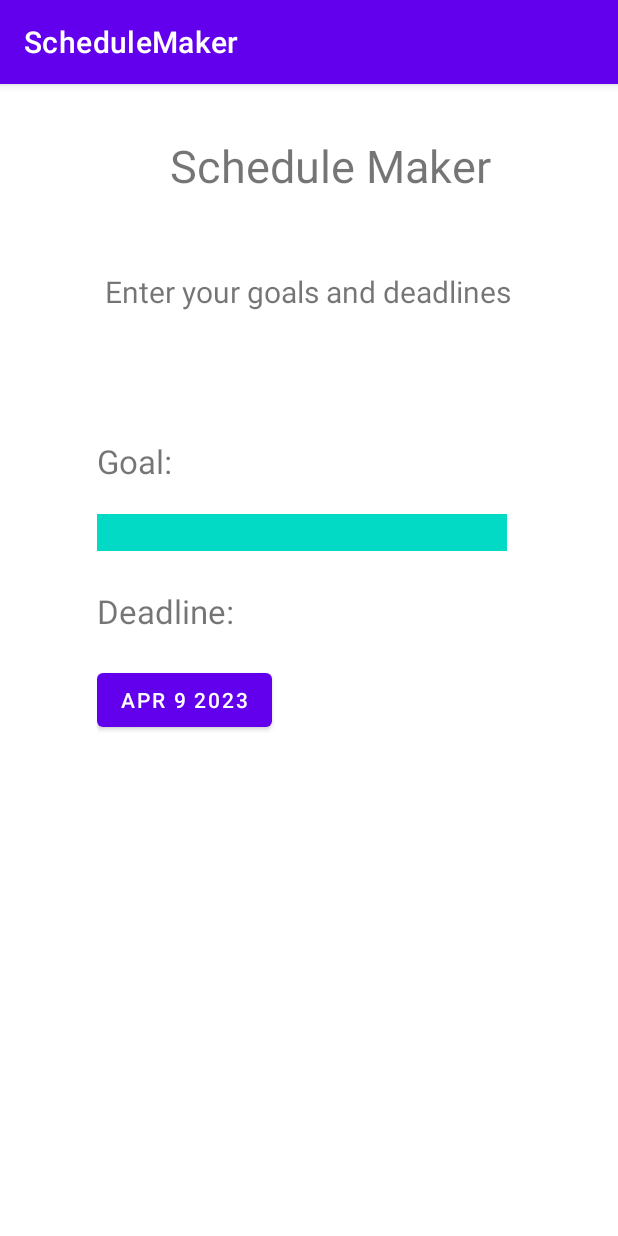
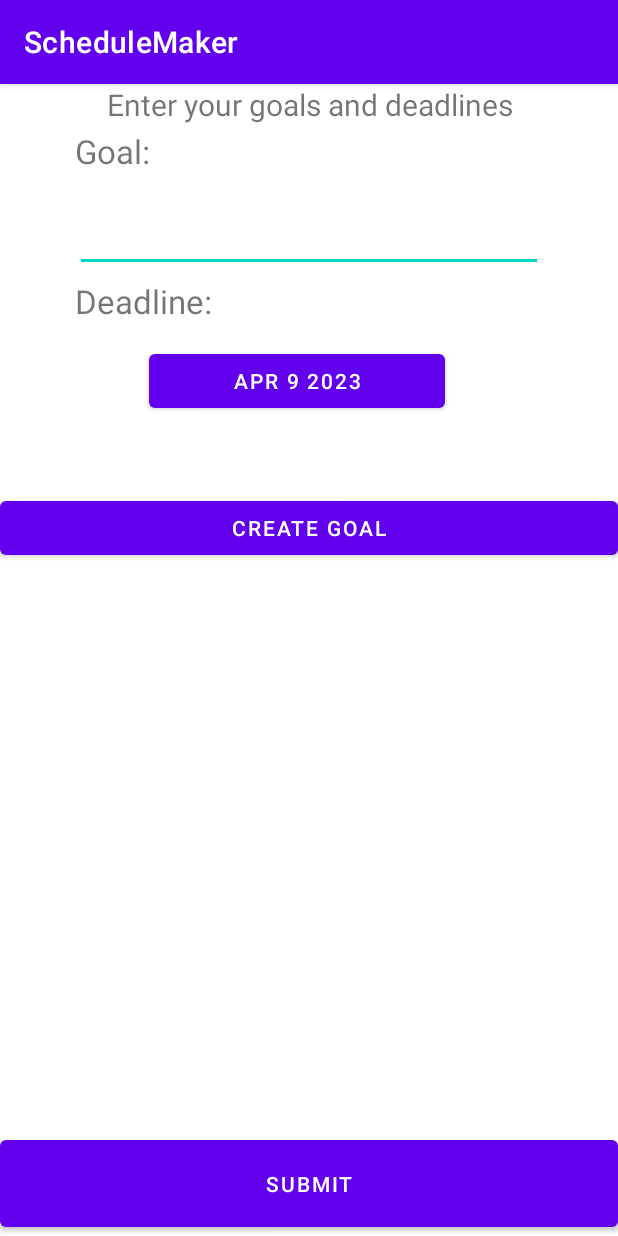
Before and after one commit to ShanmuCode27/Shedule-Maker, an Android app: the GetGoalsActivity screen opened directly, with no data from a screen before it, on a phone screen of 412 x 824 dp. Run offline under Robolectric (Android 15) with nearby library versions, the phone set to English and light mode, and no system bars.

Commit message:
show demo

```diff
--- a/app/src/main/java/com/shanmu/schedulemaker/GetGoalsActivity.java
+++ b/app/src/main/java/com/shanmu/schedulemaker/GetGoalsActivity.java
@@ -4,26 +4,39 @@ import androidx.appcompat.app.AppCompatActivity;
 
 import android.app.AlertDialog;
 import android.app.DatePickerDialog;
-import android.app.TimePickerDialog;
-import android.media.Image;
 import android.os.Bundle;
-import android.text.format.DateFormat;
 import android.util.Log;
 import android.view.View;
+import android.widget.ArrayAdapter;
 import android.widget.Button;
 import android.widget.DatePicker;
+import android.widget.EditText;
+import android.widget.ListView;
 
+import com.shanmu.schedulemaker.utils.DateUtils;
+
+import java.util.ArrayList;
 import java.util.Calendar;
 
 public class GetGoalsActivity extends AppCompatActivity {
 
+    private static int goalCounter = 0;
+
     private DatePickerDialog datePickerDialog;
     private Button dateButton;
+    private EditText goalInput;
+    private Button createGoalInputBtn;
+    private Button submitCreatedGoalsBtn;
+    String userGoal;
 
     final Calendar c = Calendar.getInstance();
     int year = c.get(Calendar.YEAR);
     int month = c.get(Calendar.MONTH);
     int day = c.get(Calendar.DAY_OF_MONTH);
+
+    ArrayList<String> listOfGoals = new ArrayList<>();
+    ArrayAdapter<String> listAdapter;
+    ListView goalListView;
 
 
     int style = AlertDialog.THEME_HOLO_LIGHT;
@@ -34,6 +47,11 @@ public class GetGoalsActivity extends AppCompatActivity {
         public void onDateSet(DatePicker datePicker, int year, int month, int day) {
             month = month + 1;
             String date = makeDateString(day, month, year);
+            String dateInput = DateUtils.getDateOnlyFromIntValues(year,month,day);
+
+            String goal = goalInput.getText().toString();
+            userGoal = goal + date;
+            Log.d("current goalwhoo ", userGoal);
             dateButton.setText(date);
         }
     };
@@ -44,6 +62,9 @@ public class GetGoalsActivity extends AppCompatActivity {
         setContentView(R.layout.activity_get_goals);
 
         dateButton = findViewById(R.id.deadline_select);
+        goalInput = findViewById(R.id.goal_input);
+        createGoalInputBtn = findViewById(R.id.createGoalInputBtn);
+        submitCreatedGoalsBtn = findViewById(R.id.submitInputedGoalsBtn);
 
         datePickerDialog = new DatePickerDialog(this, dateSetListener, year, month, day);
         dateButton.setText(getTodaysDate());
@@ -53,6 +74,26 @@ public class GetGoalsActivity extends AppCompatActivity {
                 datePickerDialog.show();
             }
         });
+
+        createGoalInputBtn.setOnClickListener(new View.OnClickListener() {
+            @Override
+            public void onClick(View view) {
+                addGoalItems(userGoal);
+            }
+        });
+
+        listAdapter = new ArrayAdapter<String>(
+                this,
+                android.R.layout.simple_list_item_1,
+                listOfGoals
+        );
+        goalListView = (ListView) findViewById(R.id.listOfGoalsInput);
+        goalListView.setAdapter(listAdapter);
+    }
+
+    public void addGoalItems(String userGoal) {
+        listOfGoals.add(userGoal);
+        listAdapter.notifyDataSetChanged();
     }
 
     private String getMonthFormat(int month)
--- a/app/src/main/java/com/shanmu/schedulemaker/GetLocations.java
+++ b/app/src/main/java/com/shanmu/schedulemaker/GetLocations.java
@@ -16,7 +16,7 @@ import android.widget.TextView;
 public class GetLocations extends AppCompatActivity implements SensorEventListener {
 
     private static final double SHAKE_THRESHOLD = 0.5;
-    private static final long MIN_TIME_BETWEEN_SHAKES_MILLISECS = 100;
+    private static final long MIN_TIME_BETWEEN_SHAKES_MILLISECS = 25;
     private Boolean isFirstShake = true;
     private long mLastShakeTime;
 
@@ -39,7 +39,7 @@ public class GetLocations extends AppCompatActivity implements SensorEventListen
             shakeSensor = sensorManager.getDefaultSensor(Sensor.TYPE_ACCELEROMETER);
             isSensorAvailable = true;
             textView.setText("Sensor Available, Shake your phone to open maps");
-            proceedToMapBtn.setVisibility(View.GONE);
+            proceedToMapBtn.setVisibility(View.VISIBLE);
         } else {
             isSensorAvailable = false;
             textView.setText("Your mobile does not have the required sensor, Click the button below to enter your home address");
--- a/app/src/main/java/com/shanmu/schedulemaker/MapActivity.java
+++ b/app/src/main/java/com/shanmu/schedulemaker/MapActivity.java
@@ -64,12 +64,10 @@ public class MapActivity extends FragmentActivity implements OnMapReadyCallback,
                 latitude = gpsLocation.getLatitude();
                 longitude = gpsLocation.getLongitude();
 
-                Log.d("lat and long baby ", " lat " + latitude + " long " + longitude);
                 Geocoder geocoder = new Geocoder(this, Locale.getDefault());
                 List<Address> addresses = geocoder.getFromLocation(latitude, longitude, 1);
                 Address userAddress = addresses.get(0);
 
-//                Toast.makeText(this, "toas check", Toast.LENGTH_SHORT);
                 Toast.makeText(this, "Address captured successfully ", Toast.LENGTH_LONG).show();
 
                 dbHelper = new DbHelper(this);
--- /dev/null
+++ b/app/src/main/java/com/shanmu/schedulemaker/utils/DateUtils.java
@@ -0,0 +1,19 @@
+package com.shanmu.schedulemaker.utils;
+
+import android.util.Log;
+
+public class DateUtils {
+
+    public static String getDateOnlyFromIntValues(int year, int month, int day) {
+        String sMonth = String.valueOf(month);
+        String sDay = String.valueOf(day);
+        if (month < 10) {
+           sMonth  = "0" + month;
+        }
+        if (day < 10) {
+            sDay = "0" + day;
+        }
+        String dateOnly = year + sMonth + sDay;
+        return dateOnly;
+    }
+}
--- a/app/src/main/res/layout/activity_get_goals.xml
+++ b/app/src/main/res/layout/activity_get_goals.xml
@@ -7,96 +7,103 @@
     tools:context=".GetGoalsActivity">
 
 
-    <ScrollView
-        android:layout_width="373dp"
-        android:layout_height="689dp"
-        android:layout_marginStart="14dp"
-        android:layout_marginTop="18dp"
-        android:layout_marginEnd="24dp"
-        android:layout_marginBottom="24dp"
-        app:layout_constraintBottom_toBottomOf="parent"
+    <TextView
+        android:id="@+id/textView"
+        android:layout_width="match_parent"
+        android:layout_height="wrap_content"
+        android:gravity="center"
+        android:text="Enter your goals and deadlines"
+        android:textSize="20sp"
         app:layout_constraintEnd_toEndOf="parent"
+        app:layout_constraintHorizontal_bias="0.0"
         app:layout_constraintStart_toStartOf="parent"
-        app:layout_constraintTop_toTopOf="parent">
+        app:layout_constraintTop_toTopOf="parent" />
 
     <LinearLayout
         android:layout_width="match_parent"
         android:layout_height="wrap_content"
-            android:orientation="vertical" >
+        android:orientation="vertical"
+        tools:layout_editor_absoluteX="17dp"
+        tools:layout_editor_absoluteY="80dp">
 
         <RelativeLayout
-                android:layout_marginTop="200dp"
+            android:layout_width="match_parent"
+            android:layout_height="match_parent"
             android:layout_marginLeft="50dp"
-                android:layout_marginRight="50dp"
-                android:layout_width="match_parent"
-                android:layout_height="match_parent">
+            android:layout_marginTop="30dp"
+            android:layout_marginRight="50dp">
 
             <TextView
                 android:id="@+id/goal"
-                    android:textSize="22sp"
                 android:layout_width="wrap_content"
                 android:layout_height="wrap_content"
-                    android:text="Goal: " />
+                android:text="Goal: "
+                android:textSize="22sp" />
 
             <EditText
                 android:id="@+id/goal_input"
                 android:layout_width="match_parent"
                 android:layout_height="wrap_content"
+                android:layout_alignParentTop="true"
                 android:layout_marginTop="50dp"
-                    android:background="@color/teal_200"
                 android:inputType="text" />
 
             <TextView
                 android:id="@+id/deadline"
-                    android:textSize="22sp"
                 android:layout_width="wrap_content"
                 android:layout_height="wrap_content"
                 android:layout_marginTop="100dp"
+                android:text="Deadline: "
+                android:textSize="22sp"
                 app:layout_constraintBottom_toBottomOf="@+id/goal_input"
-                    app:layout_constraintTop_toTopOf="@+id/deadline_select"
+                app:layout_constraintEnd_toEndOf="parent"
                 app:layout_constraintStart_toStartOf="parent"
-                    app:layout_constraintEnd_toEndOf="parent"
-                    android:text="Deadline: " />
+                app:layout_constraintTop_toTopOf="@+id/deadline_select" />
 
             <Button
                 android:id="@+id/deadline_select"
-                    android:layout_width="wrap_content"
+                android:layout_width="203dp"
                 android:layout_height="wrap_content"
-                    android:layout_marginTop="150dp"
+                android:layout_alignParentStart="true"
+                android:layout_alignParentTop="true"
+                android:layout_alignParentEnd="true"
+                android:layout_marginStart="49dp"
+                android:layout_marginTop="144dp"
+                android:layout_marginEnd="65dp"
+                android:text="Pick Date"
                 app:layout_constraintBottom_toBottomOf="@+id/deadline"
-                    app:layout_constraintStart_toStartOf="parent"
                 app:layout_constraintEnd_toEndOf="parent"
-                    android:text="Pick Date"
-                    />
+                app:layout_constraintStart_toStartOf="parent" />
 
         </RelativeLayout>
+
+        <Button
+            android:id="@+id/createGoalInputBtn"
+            android:layout_width="match_parent"
+            android:layout_height="wrap_content"
+            android:layout_marginTop="50dp"
+            android:text="Create Goal" />
+
+
+        <ListView
+            android:id="@+id/listOfGoalsInput"
+            android:layout_width="match_parent"
+            android:layout_height="211dp"
+            android:layout_marginTop="25dp" />
+
+
     </LinearLayout>
-    </ScrollView>
 
-    <TextView
-        android:id="@+id/textView"
-        android:layout_width="wrap_content"
-        android:layout_height="wrap_content"
-        android:text="Enter your goals and deadlines"
-        android:textSize="20sp"
+    <Button
+        android:id="@+id/submitInputedGoalsBtn"
+        android:layout_width="match_parent"
+        android:layout_height="70dp"
+        android:text="Submit"
         app:layout_constraintBottom_toBottomOf="parent"
         app:layout_constraintEnd_toEndOf="parent"
-        app:layout_constraintHorizontal_bias="0.496"
-        app:layout_constraintStart_toStartOf="parent"
-        app:layout_constraintTop_toBottomOf="@+id/app_title"
-        app:layout_constraintVertical_bias="0.075" />
-
-    <TextView
-        android:id="@+id/app_title"
-        android:layout_width="wrap_content"
-        android:layout_height="wrap_content"
-        android:text="Schedule Maker"
-        android:textSize="30sp"
-        app:layout_constraintBottom_toBottomOf="parent"
-        app:layout_constraintEnd_toEndOf="parent"
-        app:layout_constraintHorizontal_bias="0.571"
+        app:layout_constraintHorizontal_bias="0.0"
         app:layout_constraintStart_toStartOf="parent"
         app:layout_constraintTop_toTopOf="parent"
-        app:layout_constraintVertical_bias="0.047" />
+        app:layout_constraintVertical_bias="1.0" />
 
 </androidx.constraintlayout.widget.ConstraintLayout>
```
Lines whose indentation alone changed are shown as unchanged.
